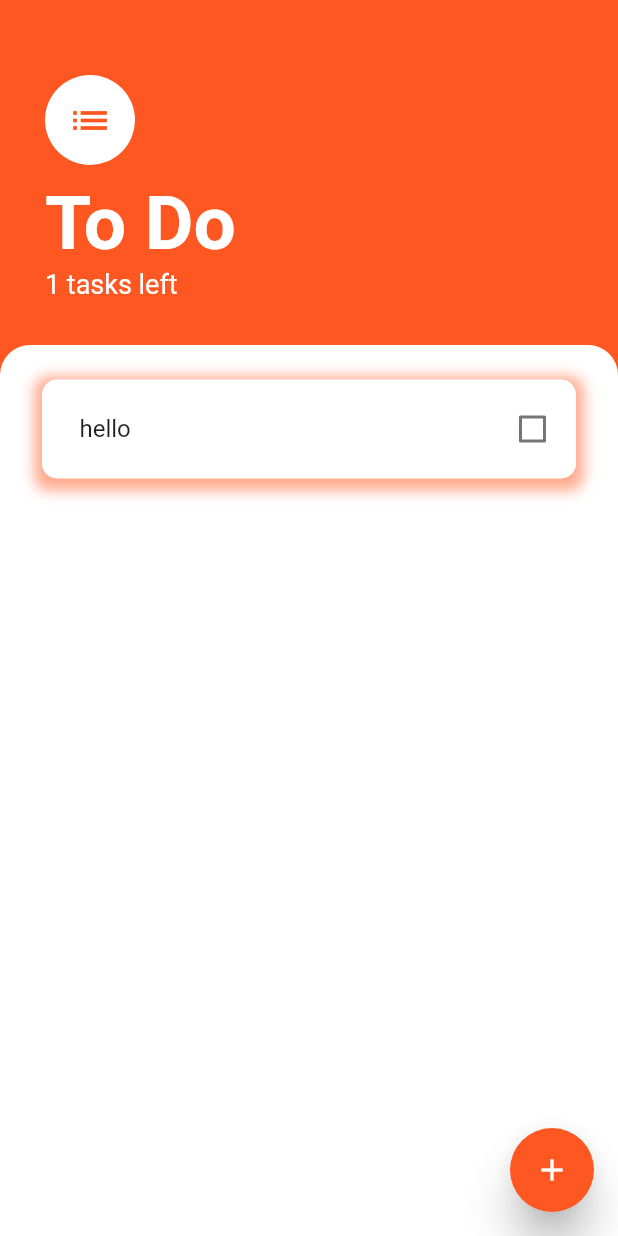
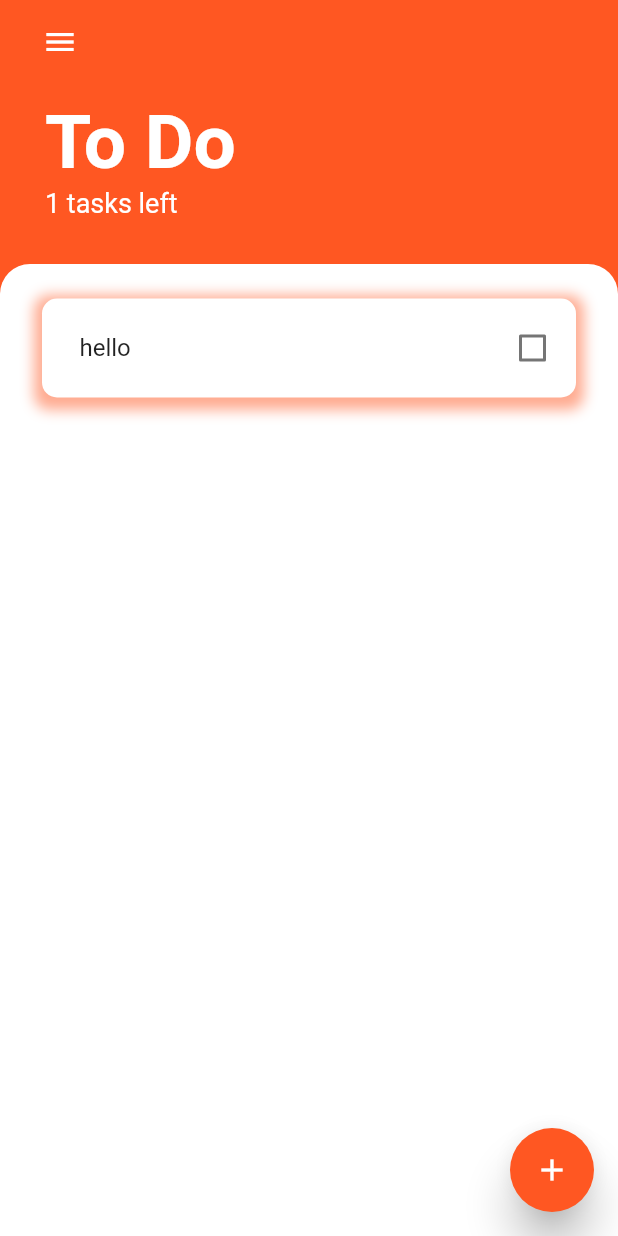
Before and after one commit to AshAman999/ToDo-app-flutter, a Flutter app: the screen it shows after launch, on a phone screen of 412 x 824 dp. Run offline on Flutter 3.47's test engine with Material 2 defaults, Android fonts, the light colour scheme and no system bars; our stand-ins replace bot_toast.

Commit message:
app bar defined

```diff
--- a/lib/screens/tasks_screen.dart
+++ b/lib/screens/tasks_screen.dart
@@ -10,6 +10,73 @@ class Tasks_Screen extends StatelessWidget {
   @override
   Widget build(BuildContext context) {
     return Scaffold(
+      appBar: AppBar(
+        leadingWidth: 80,
+        // title: Text(
+        //   "aman",
+        //   style: TextStyle(color: Colors.black),
+        // ),
+        backgroundColor: Colors.transparent,
+        elevation: 0.0,
+      ),
+      extendBodyBehindAppBar: true,
+      drawer: Drawer(
+        child: ListView(
+          padding: EdgeInsets.zero,
+          children: <Widget>[
+            UserAccountsDrawerHeader(
+              decoration: BoxDecoration(
+                color: Colors.deepOrange,
+              ),
+              currentAccountPictureSize: Size.fromRadius(35),
+              accountName: Text(
+                "To Do",
+                style: TextStyle(
+                  fontSize: 30.0,
+                  fontWeight: FontWeight.w700,
+                  color: Colors.white,
+                ),
+              ),
+              accountEmail: Text("Your own personal ToDo"),
+              currentAccountPicture: CircleAvatar(
+                backgroundColor: Colors.blue,
+                child: Text(
+                  "A",
+                  style: TextStyle(fontSize: 40.0),
+                ),
+              ),
+            ),
+            ListTile(
+              leading: Icon(Icons.check_box_outline_blank_rounded),
+              title: Text('Check All'),
+              enabled: true,
+              onTap: () {
+                print("hello");
+              },
+            ),
+            ListTile(
+              onTap: null,
+              leading: Icon(Icons.check_box_outline_blank),
+              title: Text('UnCheck All'),
+            ),
+            ListTile(
+              onTap: null,
+              leading: Icon(Icons.delete),
+              title: Text('Delete All'),
+            ),
+            ListTile(
+              onTap: null,
+              leading: Icon(Icons.color_lens_sharp),
+              title: Text('Change Theme'),
+            ),
+            ListTile(
+              onTap: null,
+              leading: Icon(Icons.info),
+              title: Text('About'),
+            ),
+          ],
+        ),
+      ),
       backgroundColor: Colors.deepOrange,
       floatingActionButton: FloatingActionButton(
         onPressed: () {
@@ -27,22 +94,25 @@ class Tasks_Screen extends StatelessWidget {
           children: [
             Container(
               padding: EdgeInsets.only(
-                  top: 50.0, left: 30, right: 30.0, bottom: 30.0),
+                  top: 10.0, left: 30, right: 30.0, bottom: 30.0),
               child: Column(
                 crossAxisAlignment: CrossAxisAlignment.start,
                 children: [
-                  CircleAvatar(
-                    foregroundColor: Colors.deepOrange,
-                    radius: 30.0,
-                    child: Icon(
-                      Icons.list,
-                      size: 30.0,
-                    ),
-                    backgroundColor: Colors.white,
-                  ),
-                  SizedBox(
-                    height: 10.0,
-                  ),
+                  // GestureDetector(
+                  //   onTap: () {
+                  //     Scaffold.of(context).openDrawer();
+                  //   },
+                  //   child: CircleAvatar(
+                  //     foregroundColor: Colors.deepOrange,
+                  //     radius: 30.0,
+                  //     child: Icon(
+                  //       Icons.list,
+                  //       size: 30.0,
+                  //     ),
+                  //     backgroundColor: Colors.white,
+                  //   ),
+                  // ),
+
                   Text(
                     "To Do",
                     style: TextStyle(
```
